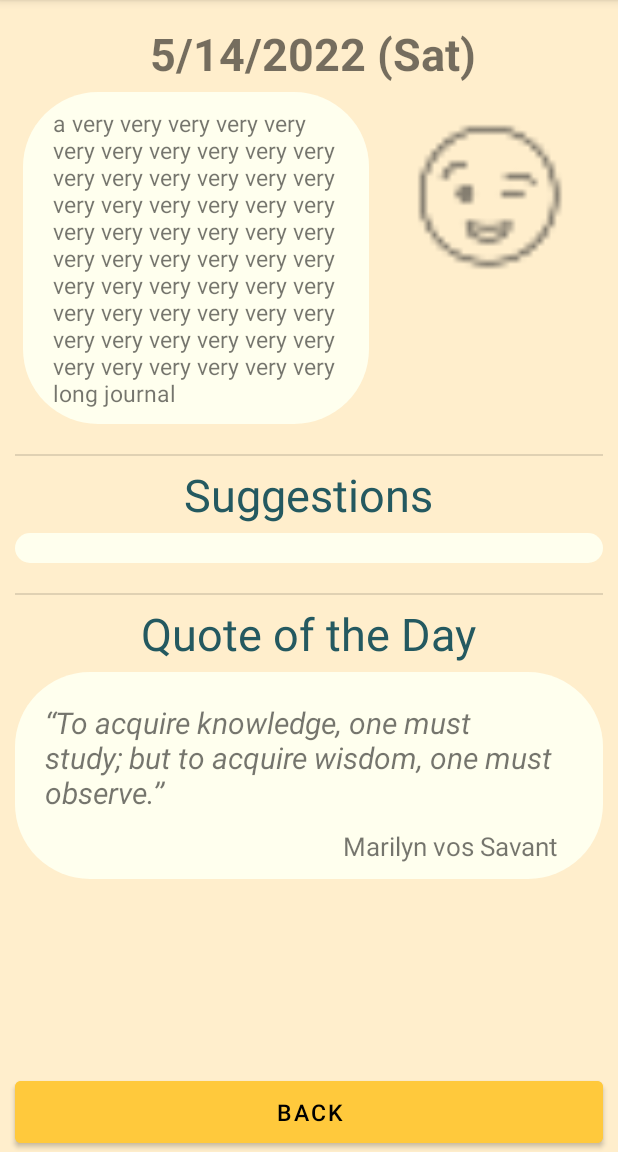
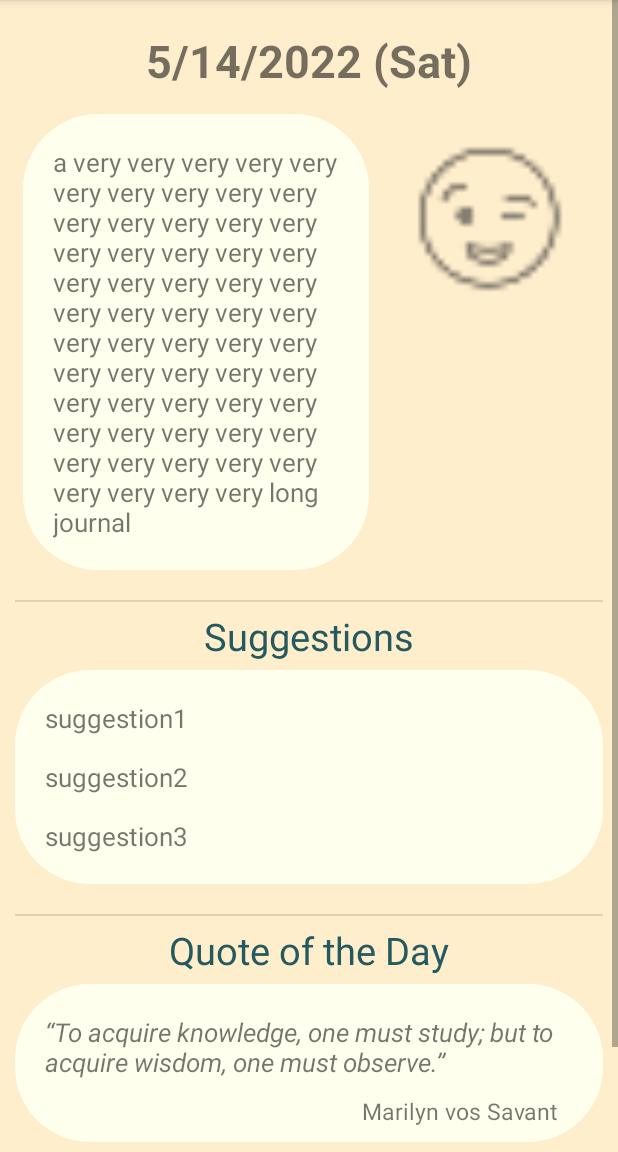
Before and after one commit to TeamMoodTrackerADY/MoodGuru, an Android app: the DetailPostActivity screen opened directly, with no data from a screen before it, on a phone screen of 412 x 824 dp, the part 84-1236 px from its top. Run offline under Robolectric (Android 15) with nearby library versions, the phone set to English and light mode, and no system bars; pictures from the network do not load; 10 statements that could not run were skipped.

Commit message:
detail post implemented

```diff
--- a/app/src/main/java/com/example/moodguru/DetailPostActivity.kt
+++ b/app/src/main/java/com/example/moodguru/DetailPostActivity.kt
@@ -1,9 +1,13 @@
 package com.example.moodguru
 
+import android.content.Context
+import android.content.Intent
+import android.os.Bundle
+import android.util.Log
+import android.widget.Button
+import android.widget.ImageView
+import android.widget.TextView
 import androidx.appcompat.app.AppCompatActivity
-import android.os.Bundle
-import android.widget.TextView
-import androidx.recyclerview.widget.RecyclerView
 import com.bumptech.glide.Glide
 import com.example.moodguru.parseDataModel.Post
 
@@ -11,8 +15,10 @@ class DetailPostActivity : AppCompatActivity() {
 
     private lateinit var tvDate: TextView
     private lateinit var tvJournal: TextView
-    private lateinit var ivEmoji: TextView
-    private lateinit var rvSuggestions: RecyclerView
+    private lateinit var ivEmoji: ImageView
+    private lateinit var tvSuggestion1: TextView
+    private lateinit var tvSuggestion2: TextView
+    private lateinit var tvSuggestion3: TextView
     private lateinit var tvQuote: TextView
     private lateinit var tvQuoteAuthor: TextView
 
@@ -23,20 +29,29 @@ class DetailPostActivity : AppCompatActivity() {
         tvDate = findViewById(R.id.tvDetailDate)
         tvJournal = findViewById(R.id.tvDetailContent)
         ivEmoji = findViewById(R.id.ivDetailEmoji)
-        rvSuggestions = findViewById(R.id.rvDetailSuggestions)
+        tvSuggestion1 = findViewById(R.id.tvDetailSuggestion1)
+        tvSuggestion2 = findViewById(R.id.tvDetailSuggestion2)
+        tvSuggestion3 = findViewById(R.id.tvDetailSuggestion3)
         tvQuote = findViewById(R.id.tvDetailQuote)
         tvQuoteAuthor = findViewById(R.id.tvDetailQuoteAuthor)
 
         val post = intent.getParcelableExtra<Post>(POST_EXTRA) as Post
         tvDate.text = post.getCreatedDate()
         tvJournal.text = post.getJournal()
-//        Glide.with(context)
-//            .load(post.getEmotion().getEmoji()?.url)
-//            .override(80, 80)
-//            .into(ivEmoji)
-//        rvSuggestions = post.getSuggestion()
-//        tvQuote = post
+        Glide.with(this)
+            .load(post.getEmotion().getEmoji()?.url)
+            .into(ivEmoji);
+        val allSuggestions = post.getSuggestion().toString().split(';')
+        tvSuggestion1.text = allSuggestions[0]
+        tvSuggestion2.text = allSuggestions[1]
+        tvSuggestion3.text = allSuggestions[2]
+        tvQuote.text = post.getQuote()
+        tvQuoteAuthor.text = post.getAuthor()
 
-
+        val btnBack = findViewById<Button>(R.id.detailBackBtn)
+        btnBack.setOnClickListener {
+            val intent = Intent(this, MainActivity::class.java)
+            startActivity(intent)
+        }
     }
 }
--- a/app/src/main/java/com/example/moodguru/MainActivity.kt
+++ b/app/src/main/java/com/example/moodguru/MainActivity.kt
@@ -70,14 +70,11 @@ class MainActivity : AppCompatActivity() {
         }
 
         // default
-        btmNavi.selectedItemId = R.id.action_compose
+        btmNavi.selectedItemId = R.id.action_dashboard
 
         // if get signal from suggestion activity, land on dashboard
         if (intent.getStringExtra("signal").equals("from suggestion")){
             btmNavi.selectedItemId = R.id.action_dashboard
         }
-
-
-
     }
 }
--- a/app/src/main/java/com/example/moodguru/PostAdapter.kt
+++ b/app/src/main/java/com/example/moodguru/PostAdapter.kt
@@ -19,18 +19,16 @@ const val POST_EXTRA = "POST_EXTRA"
 class PostAdapter(val context: Context, val posts: List<Post>) : RecyclerView.Adapter<PostAdapter.ViewHolder>(){
 
     inner class ViewHolder(itemView: View) : RecyclerView.ViewHolder(itemView), View.OnClickListener{
-        val tvDate: TextView
-        val tvContent : TextView
-        val ivEmoji: ImageView
+        val tvDate = itemView.findViewById<TextView>(R.id.tvDashboardDate)
+        val tvContent = itemView.findViewById<TextView>(R.id.tvDashboardContent)
+        val ivEmoji = itemView.findViewById<ImageView>(R.id.ivDashboardEmoji)
 
         init {
-            tvDate = itemView.findViewById(R.id.tvDashboardDate)
-            tvContent = itemView.findViewById(R.id.tvDashboardContent)
-            ivEmoji = itemView.findViewById(R.id.ivDashboardEmoji)
+            itemView.setOnClickListener(this)
         }
 
         fun bind(post: Post){
-            tvDate.text = post.getCreatedDate().toString()
+            tvDate.text = post.getCreatedDate()
             tvContent.text = post.getJournal()
             Glide.with(itemView.context)
                 .load(post.getEmotion().getEmoji()?.url)
--- a/app/src/main/java/com/example/moodguru/parseDataModel/Post.kt
+++ b/app/src/main/java/com/example/moodguru/parseDataModel/Post.kt
@@ -32,11 +32,14 @@ class Post: ParseObject() {
     fun getJournal() = getString(KEY_JOURNAL)
     fun putJournal(journal: String) = put(KEY_JOURNAL, journal)
 
-    fun getAuthor() = getParseUser(KEY_AUTHOR)
+    fun getAuthor() = getString(KEY_AUTHOR)
     fun putAuthor(author: String) = put(KEY_AUTHOR, author)
 
-    fun getSuggestion() = getParseObject(KEY_SUGGESTION)
+    fun getSuggestion() = getString(KEY_SUGGESTION)
     fun putSuggestion(advice: String) = put(KEY_SUGGESTION, advice)
+
+    fun getQuote() = getString(KEY_QUOTE)
+    fun putQuote(quote: String) = put(KEY_QUOTE, quote)
 
     fun getCreatedDate(): String {
         val originalDate = this.getCreatedAt().toString() //Sat May 14 19:26:07 PDT 2022
@@ -57,8 +60,5 @@ class Post: ParseObject() {
 
     fun putEmotion(emotion: Emotion) = put(KEY_EMOTION, emotion)
 
-    fun getQuote() = getString(KEY_QUOTE)
-    fun putQuote(quote: String) = put(KEY_QUOTE, quote)
-
     fun putDashboard(includeInDashboard: Int) = put(KEY_DASHBOARD, includeInDashboard)
 }
--- a/app/src/main/res/layout/activity_detail_post.xml
+++ b/app/src/main/res/layout/activity_detail_post.xml
@@ -1,16 +1,17 @@
 <?xml version="1.0" encoding="utf-8"?>
-<androidx.constraintlayout.widget.ConstraintLayout xmlns:android="http://schemas.android.com/apk/res/android"
+<ScrollView
+    xmlns:android="http://schemas.android.com/apk/res/android"
     xmlns:app="http://schemas.android.com/apk/res-auto"
     xmlns:tools="http://schemas.android.com/tools"
     android:layout_width="match_parent"
-    android:layout_height="match_parent"
+    android:layout_height="wrap_content"
     android:orientation="vertical"
     android:background="#FFEECC"
     tools:context=".DetailPostActivity">
 
     <LinearLayout
         android:layout_width="match_parent"
-        android:layout_height="0dp"
+        android:layout_height="wrap_content"
         app:layout_constraintTop_toTopOf="parent"
         app:layout_constraintBottom_toTopOf="@id/detailBackBtn"
         android:orientation="vertical"
@@ -27,8 +28,7 @@
                 android:layout_alignParentLeft="true"
                 android:layout_alignParentRight="true"
                 android:layout_alignParentTop="true"
-                android:layout_marginStart="5dp"
-                android:layout_marginTop="5dp"
+                android:layout_margin="10dp"
                 android:gravity="center"
                 android:text="5/14/2022 (Sat)"
                 android:textStyle="bold"
@@ -57,9 +57,9 @@
                 android:background="@drawable/custom_shape"
                 android:minHeight="140dp"
                 android:paddingHorizontal="20dp"
-                android:paddingVertical="10dp"
+                android:paddingVertical="20dp"
                 android:text="a very very very very very very very very very very very very very very very very very very very very very very very very very very very very very very very very very very very very very very very very very very very very very very very very very very very very very very very very very very very long journal"
-                android:textSize="15sp" />
+                android:textSize="17sp" />
         </RelativeLayout>
 
         <View
@@ -75,17 +75,51 @@
             android:layout_margin="5dp"
             android:text="Suggestions"
             android:textColor="@color/dark_green"
-            android:textSize="30sp"
+            android:textSize="25sp"
             android:layout_gravity="center_horizontal"/>
 
-        <androidx.recyclerview.widget.RecyclerView
-            android:id="@+id/rvDetailSuggestions"
+
+        <LinearLayout
             android:layout_width="match_parent"
             android:layout_height="wrap_content"
-            android:layout_marginBottom="20dp"
-            android:paddingHorizontal="30dp"
-            android:paddingVertical="10dp"
-            android:background="@drawable/custom_shape" />
+            android:background="@drawable/custom_shape"
+            android:orientation="vertical"
+            android:layout_marginBottom="20dp">
+
+            <TextView
+                android:id="@+id/tvDetailSuggestion1"
+                android:layout_width="match_parent"
+                android:layout_height="wrap_content"
+                android:text="suggestion1"
+                android:layout_marginTop="10dp"
+                android:layout_marginBottom="5dp"
+                android:paddingLeft="20dp"
+                android:paddingRight="10dp"
+                android:paddingTop="10dp"
+                android:textSize="17sp"/>
+            <TextView
+                android:id="@+id/tvDetailSuggestion2"
+                android:layout_width="match_parent"
+                android:layout_height="wrap_content"
+                android:text="suggestion2"
+                android:layout_marginTop="10dp"
+                android:layout_marginBottom="5dp"
+                android:paddingLeft="20dp"
+                android:paddingRight="10dp"
+                android:lineSpacingExtra="4sp"
+                android:textSize="17sp"/>
+            <TextView
+                android:id="@+id/tvDetailSuggestion3"
+                android:layout_width="match_parent"
+                android:layout_height="wrap_content"
+                android:text="suggestion3"
+                android:layout_marginTop="10dp"
+                android:layout_marginBottom="10dp"
+                android:paddingLeft="20dp"
+                android:paddingRight="10dp"
+                android:paddingBottom="10dp"
+                android:textSize="17sp"/>
+        </LinearLayout>
 
         <View
             android:id="@+id/detailDivider2"
@@ -101,7 +135,7 @@
             android:layout_margin="5dp"
             android:text="Quote of the Day"
             android:textColor="@color/dark_green"
-            android:textSize="30sp" />
+            android:textSize="25sp" />
 
         <RelativeLayout
             android:layout_width="match_parent"
@@ -120,7 +154,7 @@
                 android:paddingLeft="10dp"
                 android:paddingRight="10dp"
                 android:text="“To acquire knowledge, one must study; but to acquire wisdom, one must observe.”"
-                android:textSize="20sp"
+                android:textSize="17sp"
                 android:textStyle="italic" />
 
             <TextView
@@ -133,11 +167,13 @@
                 android:layout_marginBottom="10dp"
                 android:text="Marilyn vos Savant"
                 android:textAlignment="textEnd"
-                android:textSize="17sp" />
+                android:textSize="15sp" />
         </RelativeLayout>
 
-    </LinearLayout>
-
+        <LinearLayout
+            android:layout_width="match_parent"
+            android:layout_height="wrap_content"
+            android:layout_marginTop="20dp">
 
             <Button
                 android:id="@+id/detailBackBtn"
@@ -154,5 +190,6 @@
                 app:layout_constraintBottom_toBottomOf="parent"
                 app:layout_constraintStart_toStartOf="parent"/>
 
-
-</androidx.constraintlayout.widget.ConstraintLayout>
+        </LinearLayout>
+    </LinearLayout>
+</ScrollView>
--- a/app/src/main/res/layout/item_post.xml
+++ b/app/src/main/res/layout/item_post.xml
@@ -28,8 +28,8 @@
 
     <ImageView
         android:id="@+id/ivDashboardEmoji"
-        android:layout_width="70dp"
-        android:layout_height="70dp"
+        android:layout_width="80dp"
+        android:layout_height="80dp"
         android:layout_alignParentTop="true"
         android:layout_alignParentRight="true"
         android:layout_marginStart="5dp"
```
Lines whose indentation alone changed are shown as unchanged.
